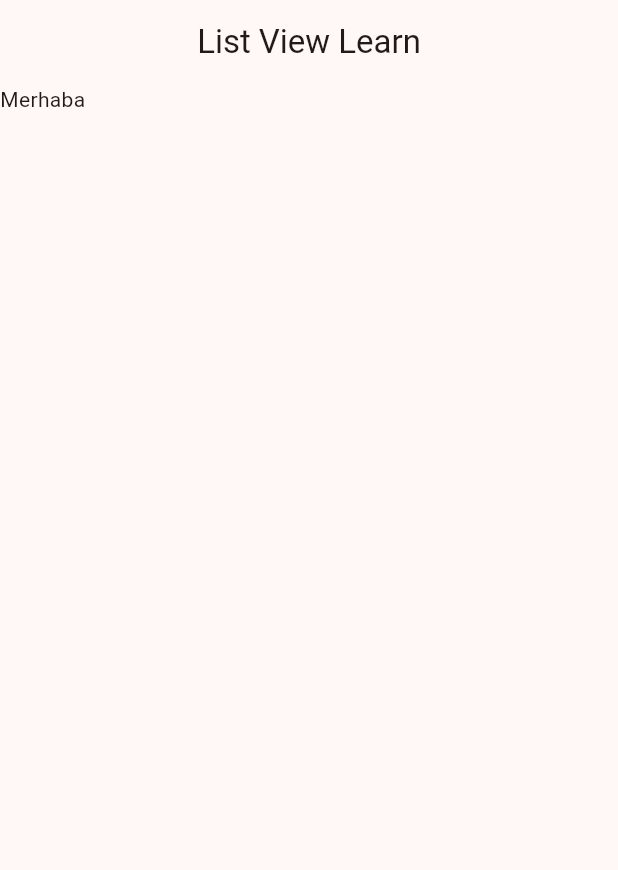
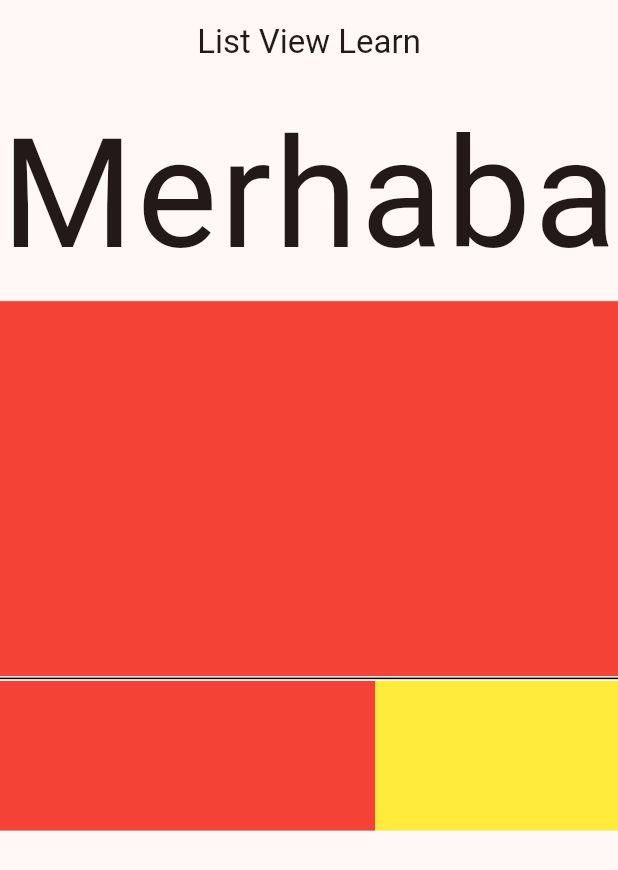
Before and after one commit to barisbalcikoca1/myFlutterLearn, a Flutter app: the screen it shows after launch, on a phone screen of 412 x 824 dp. Shown: the top 870 px of the screen. Run offline on Flutter 3.47's test engine with Material 3 defaults, Android fonts, the light colour scheme and no system bars.

Commit message:
List View Learn -- Yatay ve Dikey Şekilde Liste olayı

```diff
--- a/lib/101/list_view_learn.dart
+++ b/lib/101/list_view_learn.dart
@@ -14,9 +14,34 @@ class _ListViewLearnState extends State<ListViewLearn> {
       appBar: AppBar(title: const Text("List View Learn")),
       body: ListView(
         children: [
-          Text(
-            "Merhaba",
-            style: Theme.of(context).textTheme.,
+          const FittedBox(child: Text("Merhaba")),
+          Container(
+            height: 250,
+            color: Colors.red,
+          ),
+          const Divider(
+            height: 3,
+            color: Colors.black,
+          ),
+          SizedBox(
+            height: 100,
+            child: ListView(
+              scrollDirection: Axis.horizontal,
+              children: [
+                Container(
+                  width: 250,
+                  color: Colors.red,
+                ),
+                Container(
+                  width: 250,
+                  color: Colors.yellow,
+                ),
+                Container(
+                  width: 250,
+                  color: Colors.black,
+                ),
+              ],
+            ),
           )
         ],
       ),
--- a/lib/main.dart
+++ b/lib/main.dart
@@ -1,6 +1,5 @@
 import 'package:flutter/material.dart';
 import 'package:flutter_learn/101/list_view_learn.dart';
-import 'package:flutter_learn/demos/color_demos_view.dart';
 
 void main() {
   runApp(const MyApp());
```
